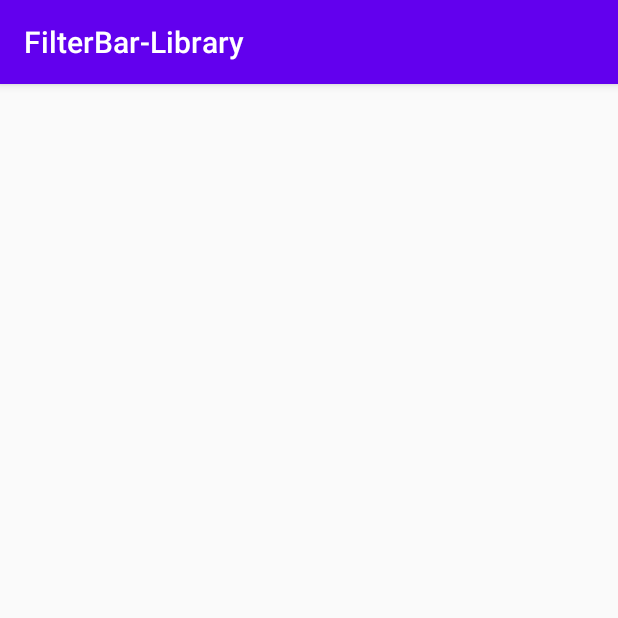
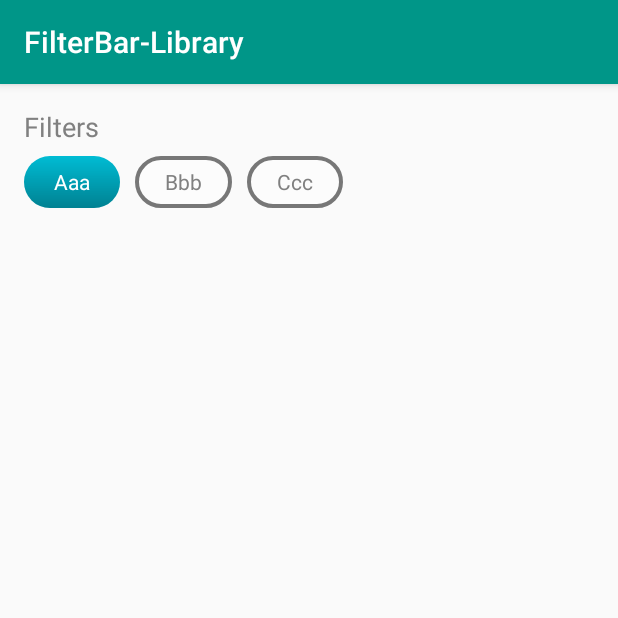
Before and after one commit to FabrizioBilleciUNICT/FilterBar-Library, an Android app: the screen it shows after launch (MainActivity), on a phone screen of 412 x 824 dp, the top half of it. Run offline under Robolectric (Android 15) with nearby library versions, the phone set to English and light mode, and no system bars.

```diff
--- a/app/build.gradle
+++ b/app/build.gradle
@@ -34,4 +34,7 @@ dependencies {
     testImplementation 'junit:junit:4.12'
     androidTestImplementation 'androidx.test.ext:junit:1.1.1'
     androidTestImplementation 'androidx.test.espresso:espresso-core:3.2.0'
+    implementation project(path: ':filterbar')
+
+    //implementation 'com.github.FabrizioBilleciUNICT:FilterBar-Library:0.1'
 }
--- a/app/src/main/java/com/codedix/filterbarlibrary/MainActivity.kt
+++ b/app/src/main/java/com/codedix/filterbarlibrary/MainActivity.kt
@@ -3,6 +3,7 @@ package com.codedix.filterbarlibrary
 import androidx.appcompat.app.AppCompatActivity
 import android.os.Bundle
 import android.widget.RelativeLayout
+import com.codedix.filterbar.FilterBar
 
 class MainActivity : AppCompatActivity() {
 
@@ -10,13 +11,13 @@ class MainActivity : AppCompatActivity() {
         super.onCreate(savedInstanceState)
         setContentView(R.layout.activity_main)
 
-        /*
+
         val rl = findViewById<RelativeLayout>(R.id.rl_filterbar)
-        val fb = FilterBar(this, true, listOf("Aaa", "Bbb", "Ccc"), arrayListOf("Aaa"), "Filters")
+        val fb = FilterBar(this, false, listOf("Aaa", "Bbb", "Ccc"), arrayListOf("Aaa"), "Filters")
         rl.addView(fb)
 
         fb.filterUpdated = {
             System.err.println(it)
-        }*/
+        }
     }
 }
--- a/app/src/main/res/values/colors.xml
+++ b/app/src/main/res/values/colors.xml
@@ -1,6 +1,6 @@
 <?xml version="1.0" encoding="utf-8"?>
 <resources>
-    <color name="colorPrimary">#6200EE</color>
-    <color name="colorPrimaryDark">#3700B3</color>
-    <color name="colorAccent">#03DAC5</color>
+    <color name="colorPrimary">#009688</color>
+    <color name="colorPrimaryDark">#00796B</color>
+    <color name="colorAccent">#00BCD4</color>
 </resources>
--- a/build.gradle
+++ b/build.gradle
@@ -20,7 +20,7 @@ allprojects {
     repositories {
         google()
         jcenter()
-
+        maven { url 'https://jitpack.io' }
     }
 }
 
--- a/filterbar/build.gradle
+++ b/filterbar/build.gradle
@@ -10,7 +10,7 @@ android {
         minSdkVersion 23
         targetSdkVersion 29
         versionCode 1
-        versionName "1.0"
+        versionName "0.1.1"
 
         testInstrumentationRunner "androidx.test.runner.AndroidJUnitRunner"
         consumerProguardFiles 'consumer-rules.pro'
--- a/filterbar/src/main/res/drawable/button_filter_selected.xml
+++ b/filterbar/src/main/res/drawable/button_filter_selected.xml
@@ -1,11 +1,23 @@
-<shape xmlns:android="http://schemas.android.com/apk/res/android"
-    android:shape="rectangle">
+<?xml version="1.0" encoding="utf-8"?>
+<layer-list xmlns:android="http://schemas.android.com/apk/res/android">
 
-    <gradient android:startColor="@color/colorAccent"
-        android:endColor="#00c06c"
-        android:angle="-90"/>
+    <item>
+        <shape android:shape="rectangle">
+            <solid android:color="@color/colorAccent" />
+            <corners
+                android:radius="30dp" />
+        </shape>
+    </item>
+    <item>
+        <shape android:shape="rectangle">
+            <gradient
+                android:type="linear"
+                android:angle="90"
+                android:startColor="#50000000"
+                android:endColor="@android:color/transparent" />
+            <corners
+                android:radius="30dp" />
+        </shape>
+    </item>
 
-    <corners
-        android:radius="30dp" />
-
-</shape>
+</layer-list>
--- a/filterbar/src/main/res/values/styles.xml
+++ b/filterbar/src/main/res/values/styles.xml
@@ -10,7 +10,9 @@
     </style>
 
     <style name="FilterBar.Title">
+        <item name="android:textColor">@android:color/tab_indicator_text</item>
         <item name="android:textSize">18sp</item>
+        <item name="android:paddingBottom">7dp</item>
     </style>
 
     <style name="FilterBar.Content">
```
